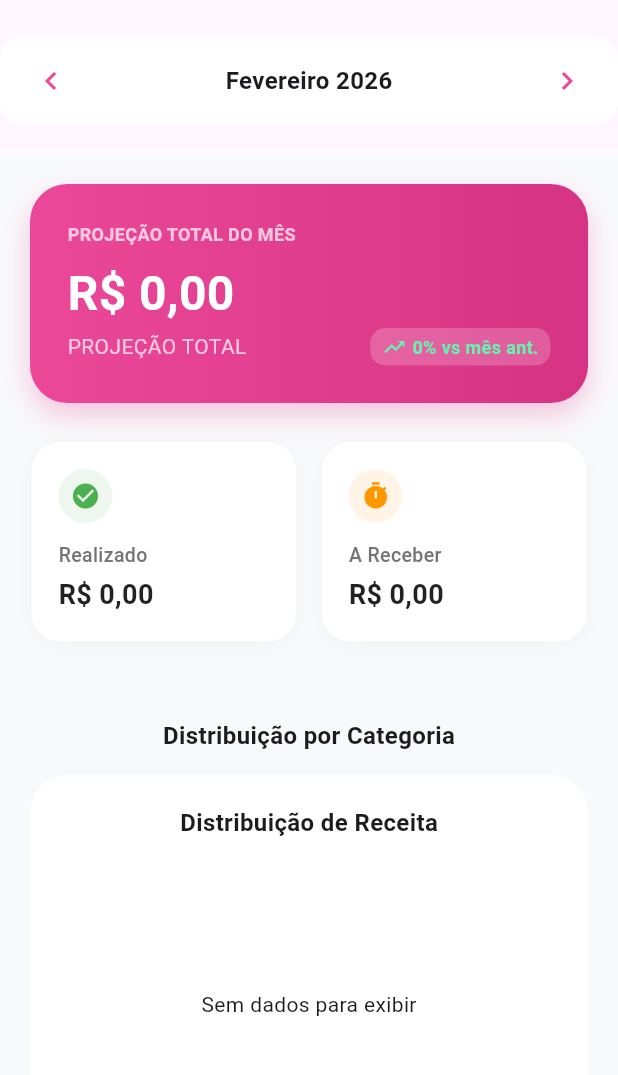
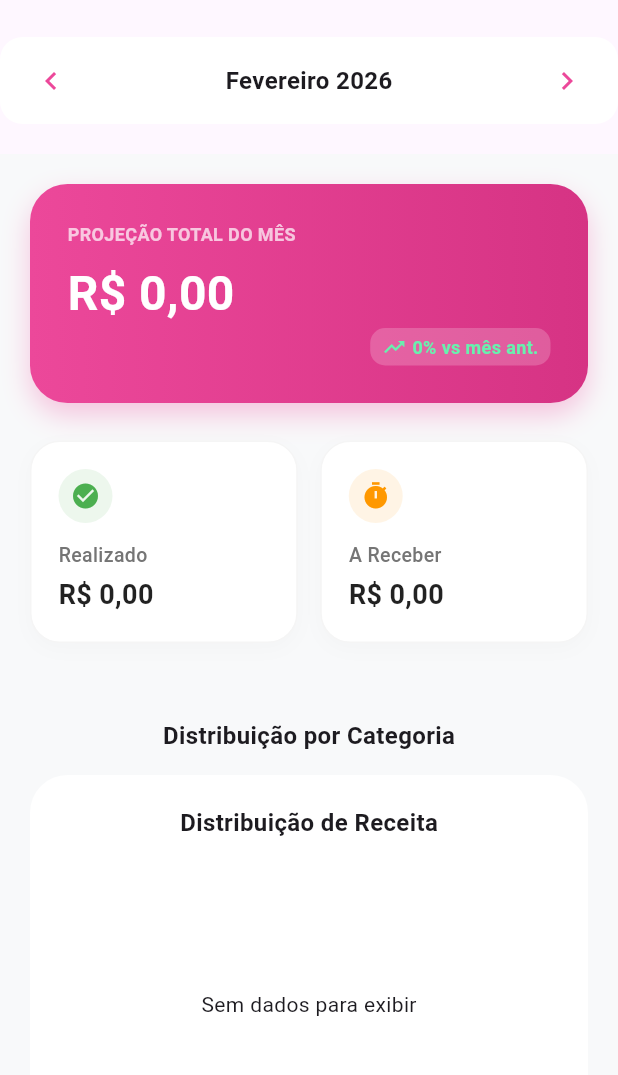
Before and after one commit to PAFONTINHAS/Projeto-Nail-Designer, a Flutter app: the RelatoriosPage screen opened directly, on a phone screen of 412 x 824 dp, the part 50-1125 px from its top. Run offline on Flutter 3.47's test engine with Material 3 defaults, Android fonts, the phone set to English and light mode, and no system bars; our stand-ins replace cloud_firestore, cloud_functions, currency_text_input_formatter, device_info_plus, firebase_auth, firebase_core and 5 more; missing offline and left inert: firebase_app_check; accounts and stored records are empty; generated files the repository leaves out were written again.

Commit message:
main card refatorado para se adaptar aos 2 tipos de relatórios existentes (antigo e atual)

```diff
--- a/mobile/lib/features/relatorios/presentation/pages/relatorios_page.dart
+++ b/mobile/lib/features/relatorios/presentation/pages/relatorios_page.dart
@@ -9,7 +9,6 @@ import 'package:mobile/features/relatorios/presentation/widgets/month_picker_wid
 import 'package:mobile/features/relatorios/presentation/widgets/chart_legend_widget.dart';
 import 'package:mobile/features/servico/presentation/controllers/servico_controller.dart';
 import 'package:mobile/features/relatorios/presentation/widgets/empty_report_state_widget.dart';
-import 'package:mobile/features/relatorios/presentation/widgets/previous_report_main_card_widget.dart';
 import 'package:mobile/features/relatorios/presentation/controllers/relatorio_fields_controller.dart';
 
 class RelatoriosPage extends StatelessWidget {
@@ -278,7 +277,7 @@ class PreviousMonthReport extends StatelessWidget {
     return Column(
       children: [
 
-        PreviousReportMainCardWidget(relatorio: relatorio),
+        MainCardWidget(relatorio: relatorio),
         const SizedBox(height: 25),
         const SizedBox(height: 25),
 
--- a/mobile/lib/features/relatorios/presentation/widgets/main_card_widget.dart
+++ b/mobile/lib/features/relatorios/presentation/widgets/main_card_widget.dart
@@ -1,23 +1,36 @@
 import 'package:intl/intl.dart';
 import 'package:flutter/material.dart';
 import 'package:provider/provider.dart';
+import 'package:mobile/features/relatorios/domain/entities/relatorio_mensal.dart';
 import 'package:mobile/features/relatorios/presentation/widgets/tendency_badge_widget.dart';
 import 'package:mobile/features/relatorios/presentation/controllers/relatorio_fields_controller.dart';
 
 class MainCardWidget extends StatelessWidget {
-  const MainCardWidget({super.key});
+  const MainCardWidget({super.key, this.relatorio});
+
+  final RelatorioMensal? relatorio;
 
   @override
   Widget build(BuildContext context) {
-    return Selector<RelatorioFieldsController, double>(
+
+
+    return relatorio != null
+      ? _buildContainer("CAPTAÇÃO TOTAL DO MÊS", relatorio!.faturamentoRealizado)
+      : Selector<RelatorioFieldsController, double>(
       selector: (_, controller) => controller.faturamentoTotalProjetado,
       builder: (context, value, child) {
+        return _buildContainer("PROJEÇÃO TOTAL DO MÊS", value);
+      },
+    );
+  }
+
+
+  Widget _buildContainer(String mainTitle, double value){
+
     final precoFormatter = NumberFormat.currency(
       locale: 'pt_BR',
       symbol: 'R\$',
     );
-        // final controller = context.watch<RelatorioFieldsController>();
-
     return Container(
       width: double.infinity,
       padding: const EdgeInsets.all(25),
@@ -37,8 +50,8 @@ class MainCardWidget extends StatelessWidget {
       child: Column(
         crossAxisAlignment: CrossAxisAlignment.start,
         children: [
-              const Text(
-                "PROJEÇÃO TOTAL DO MÊS",
+          Text(
+            mainTitle,
             style: TextStyle(
               color: Colors.white70,
               fontSize: 12,
@@ -57,10 +70,8 @@ class MainCardWidget extends StatelessWidget {
 
           // Dentro do Column do _buildPrincipalCard
           Row(
-                mainAxisAlignment: MainAxisAlignment.spaceBetween,
+            mainAxisAlignment: MainAxisAlignment.end ,
             children: [
-                  const Text("PROJEÇÃO TOTAL", style: TextStyle(color: Colors.white70)),
-
               // O Badge de comparação aparece aqui
               Selector<RelatorioFieldsController, double>(
                 selector: (_, ctrl) => ctrl.crescimentoComparativo,
@@ -71,7 +82,6 @@ class MainCardWidget extends StatelessWidget {
         ],
       ),
     );
-      },
-    );
+
   }
 }
```
Also changed, not shown: mobile/lib/features/relatorios/presentation/widgets/previous_report_main_card_widget.dart (deleted, +0 -73 lines). Lines whose indentation alone changed are shown as unchanged.
